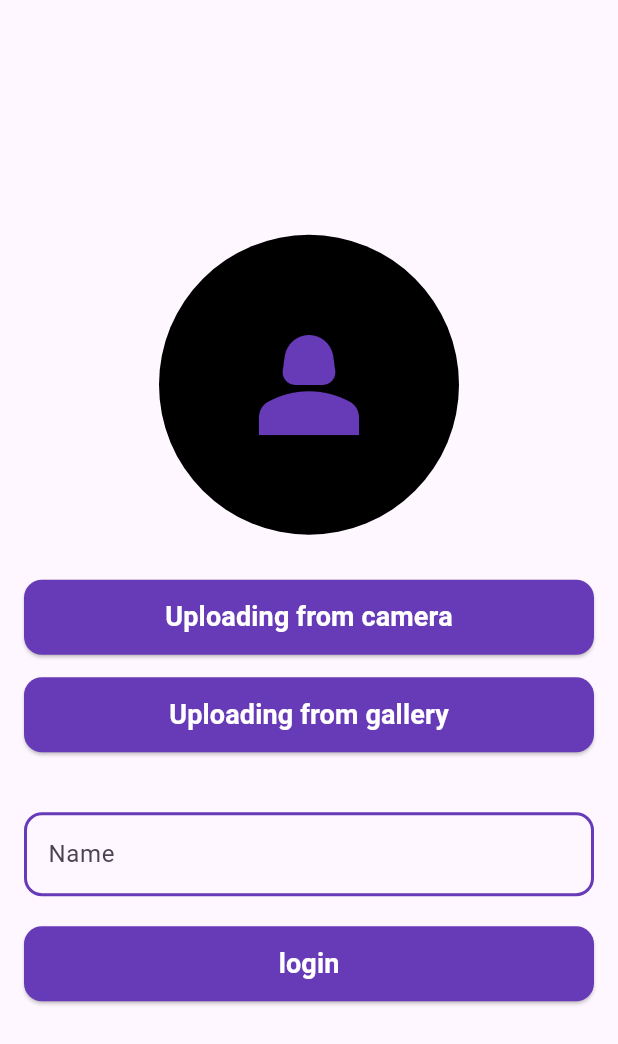
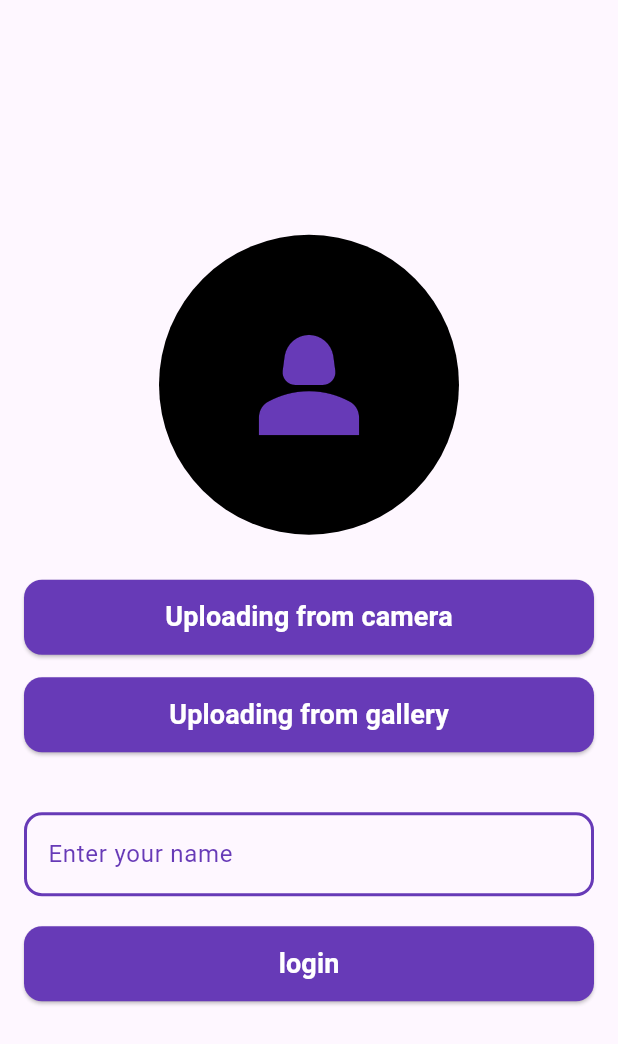
Before and after one commit to mohamedshabaan223/Taskati_App, a Flutter app: the screen it shows after launch, on a phone screen of 412 x 824 dp. Shown: the top 1044 px of the screen. Run offline on Flutter 3.47's test engine with Material 3 defaults, Android fonts, the phone set to English and light mode, and no system bars; our stand-ins replace easy_date_timeline, image_picker, lottie.

Commit message:
ui add task screen

```diff
--- a/lib/ui/auth_screen.dart
+++ b/lib/ui/auth_screen.dart
@@ -74,7 +74,7 @@ class _AuthScreenState extends State<AuthScreen> {
                   CustomTextFormField(
                     controller: nameController ,
                     hintlabel: 'Enter your name',
-                     labelText: 'Name',
+                    colorHintText: Colors.deepPurple,
                      validator: (value) {
                        if (value == null || value.trim().isEmpty) {
                          return 'Please Enter your name';
--- a/lib/ui/home_screen.dart
+++ b/lib/ui/home_screen.dart
@@ -1,6 +1,7 @@
 import 'package:easy_date_timeline/easy_date_timeline.dart';
 import 'package:flutter/material.dart';
 import 'package:intl/intl.dart';
+import 'package:taskati_app/ui/add_task_screen.dart';
 import 'package:taskati_app/widget/custom_container_task.dart';
 
 
@@ -51,7 +52,9 @@ class _HomeScreenState extends State<HomeScreen> {
           ],
         ),
         Spacer(),
-        Container(
+        InkWell(
+          onTap: () => Navigator.of(context).push(MaterialPageRoute(builder: (_)=> AddTaskScreen())),
+          child: Container(
             padding: EdgeInsets.symmetric(horizontal: 18 , vertical: 10),
             decoration: BoxDecoration(
               color: Colors.deepPurple,
@@ -64,6 +67,7 @@ class _HomeScreenState extends State<HomeScreen> {
                 Text('Add Task' , style: TextStyle(color: Colors.white , fontSize: 16 , fontWeight: FontWeight.w700),),
               ],
             )
+          ),
         )
         ],),
          SizedBox(height: 15,) ,
--- a/lib/widget/custom_text_form_field.dart
+++ b/lib/widget/custom_text_form_field.dart
@@ -1,27 +1,37 @@
 import 'package:flutter/material.dart';
 
 class CustomTextFormField extends StatelessWidget {
-  const CustomTextFormField({super.key , required this.controller , this.validator , this.hintlabel ,required this.labelText ,
-   this.keyValue});
+  const CustomTextFormField({super.key , required this.controller , this.validator , this.hintlabel  ,
+   this.maxLines, this.readOnly, this.suffixIcon , this.onTap, this.colorHintText});
   final TextEditingController? controller;
   final String? Function(String?)? validator;
   final String? hintlabel;
-  final String labelText;
-  final Key? keyValue;
+  final int? maxLines;
+  final bool? readOnly;
+  final Widget? suffixIcon;
+  final  void Function()? onTap;
+  final Color? colorHintText;
   @override
   Widget build(BuildContext context) {
     return TextFormField(
       onTapUpOutside: (event) {
         FocusScope.of(context).unfocus();
       },
-      key:keyValue ,
+
+      maxLines: maxLines,
+      onTap: onTap,
+      readOnly: readOnly??false,
       controller: controller ,
-      validator: validator,
-      autovalidateMode: AutovalidateMode.onUnfocus,
+      validator: validator ?? (value){
+        if (value == null || value.trim().isEmpty) {
+          return 'This field is required';
+        }
+      },
+      autovalidateMode: AutovalidateMode.onUserInteraction,
       decoration: InputDecoration(
-        label:Text(labelText) ,
+       suffixIcon: suffixIcon,
         hintText: hintlabel ,
-        hintStyle: TextStyle(color: Colors.deepPurple),
+        hintStyle: TextStyle(color: colorHintText),
         border: OutlineInputBorder(
           borderRadius: BorderRadius.circular(12),
           borderSide: BorderSide(width: 2 , color: Colors.deepPurple)
```
Also changed, not shown: lib/ui/add_task_screen.dart (added, +207 -0 lines). Lines whose indentation alone changed are shown as unchanged.
